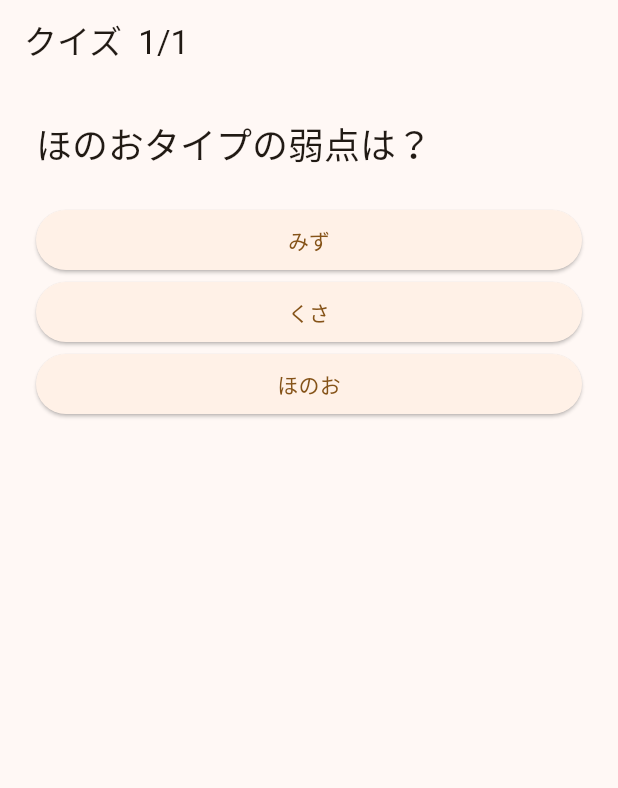
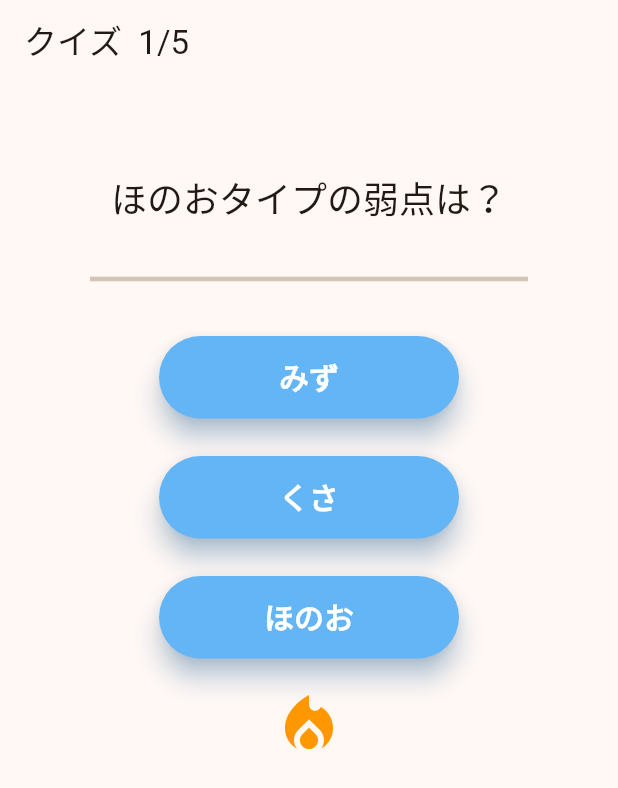
Before and after one commit to ruirui23/fire_tail, a Flutter app: the QuizScreen screen opened by its route, on a phone screen of 412 x 824 dp. Shown: the top 788 px of the screen. Run offline on Flutter 3.47's test engine with Material 3 defaults, Android fonts, the phone set to English and light mode, and no system bars; our stand-ins replace go_router; missing offline and left inert: flame.

Commit message:
add:UI改善、クイズ追加

```diff
--- /dev/null
+++ b/devtools_options.yaml
@@ -0,0 +1,3 @@
+description: This file stores settings for Dart & Flutter DevTools.
+documentation: https://docs.flutter.dev/tools/devtools/extensions#configure-extension-enablement-states
+extensions:
--- a/lib/screens/quiz_screen.dart
+++ b/lib/screens/quiz_screen.dart
@@ -13,6 +13,10 @@ class QuizScreen extends StatefulWidget {
 class _QuizScreenState extends State<QuizScreen> {
   final _qs = [
     ('ほのおタイプの弱点は？', ['みず', 'くさ', 'ほのお'], 0),
+    ('ヒノアラシの体重はおよそ何kg？', ['5.3kg', '6.5kg', '7.9kg'], 2),
+    ('ヒノアラシの進化後の姿（第２進化）はどれ？', ['バクフーン', 'マグカルゴ', 'マグマラシ'], 2),
+    ('ヒノアラシの英語名は次のうちどれ？', ['Cyndaquil', 'Quilava', 'Typhlosion'], 0),
+    ('ヒノアラシの分類名称「○○ポケモン」の○○に入る言葉は？', ['ひねずみ', 'ほのお', 'かえん'], 0),
     // TODO: 問題を追加
   ];
   int _idx = 0, _correct = 0;
@@ -31,17 +35,43 @@ class _QuizScreenState extends State<QuizScreen> {
   return Scaffold(
     appBar: AppBar(title: Text('クイズ  ${_idx + 1}/${_qs.length}')),
     body: Padding(
-        padding: const EdgeInsets.all(24),
+      padding: const EdgeInsets.all(60),
       child: Column(
+
         crossAxisAlignment: CrossAxisAlignment.stretch,
 children: [
-            Text(q.$1, style: Theme.of(context).textTheme.headlineSmall),
-            const SizedBox(height: 24),
-            for (int i = 0; i < 3; i++)
+  Text(
+    q.$1,
+    style: Theme.of(context).textTheme.headlineSmall?.copyWith(fontWeight: FontWeight.w500,),
+    textAlign: TextAlign.center,
+  ),
+  const SizedBox(height: 30),
+  const Divider(thickness: 3),
+  const SizedBox(height: 30),
+  Column(
+    children: [
+      for (int i = 0; i < 3; i++) ...[
         ElevatedButton(
+          style: ElevatedButton.styleFrom(
+            minimumSize: Size(200, 55),
+            backgroundColor: Colors.blue[300],
+            foregroundColor: Colors.white,
+            elevation: 7,
+            shape: RoundedRectangleBorder(
+              borderRadius: BorderRadius.circular(30),
+            ),
+            shadowColor: Colors.blue[200],
+            textStyle: const TextStyle(fontSize: 20, fontWeight: FontWeight.w600),
+          ),
           onPressed: () => _answer(i),
           child: Text(q.$2[i]),
         ),
+        if (i < 2) const SizedBox(height: 25),
+      ],
+    ],
+  ),
+  const SizedBox(height: 20),
+  const Icon(Icons.local_fire_department, color: Colors.orange, size: 48),
 ],
       ),
     ),
```
Lines whose indentation alone changed are shown as unchanged.
